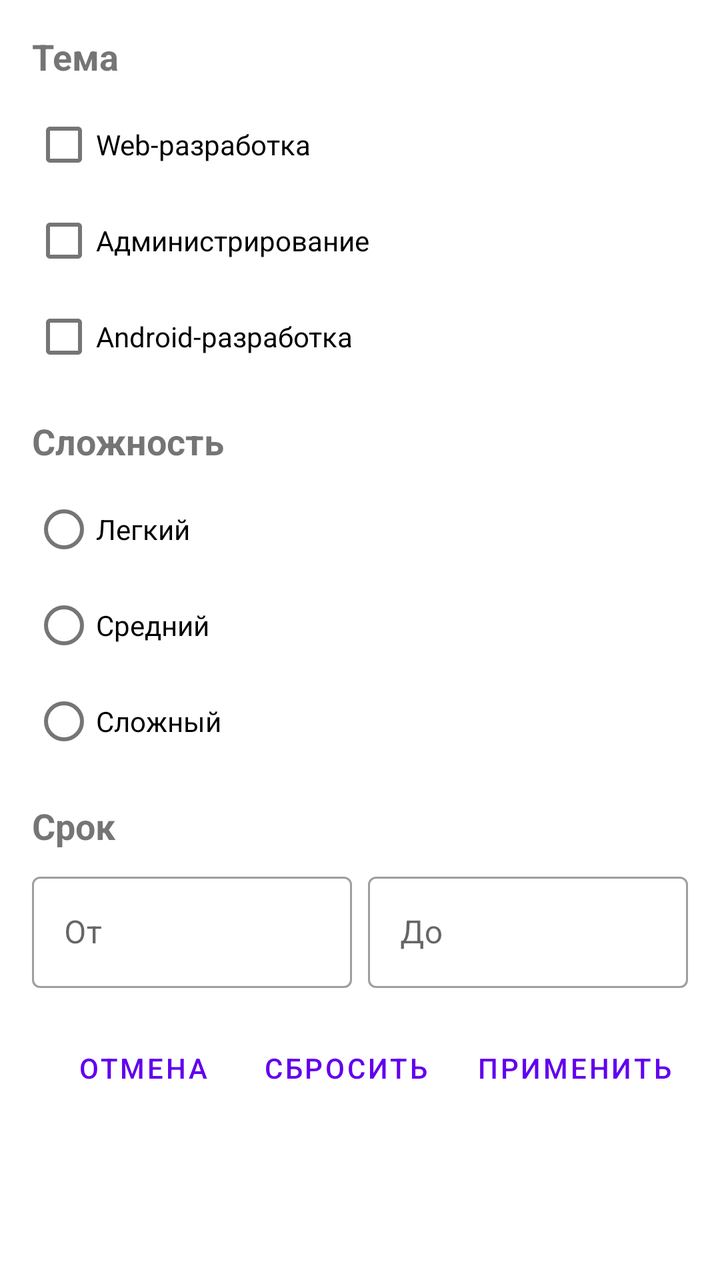
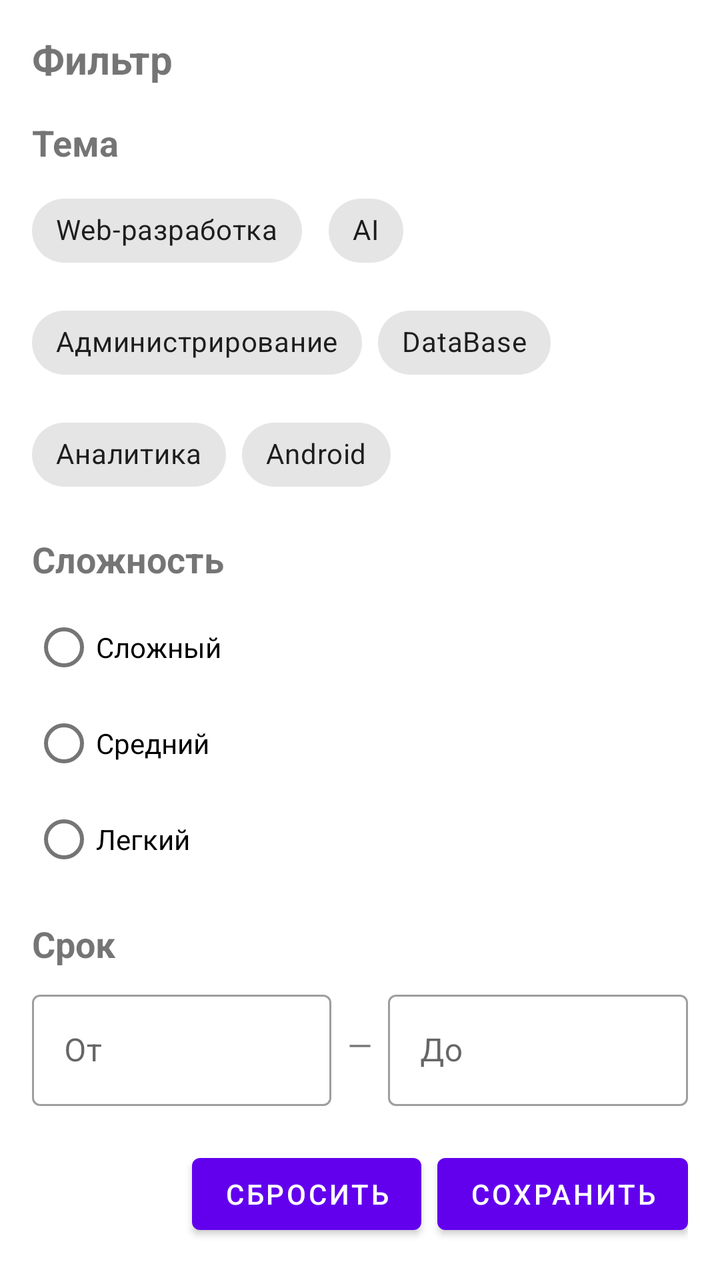

Screens rendered from an Android XML layout before and after an edit, with the pre-edit source and the edit as a unified diff.
<!-- AndroidManifest.xml: application theme Theme.MyApplication -->
<!-- res/layout/dialog_filters.xml -->
<LinearLayout xmlns:android="http://schemas.android.com/apk/res/android"
    xmlns:tools="http://schemas.android.com/tools"
    android:layout_width="match_parent"
    android:layout_height="wrap_content"
    android:orientation="vertical"
    android:padding="16dp">

    <TextView
        android:layout_width="match_parent"
        android:layout_height="wrap_content"
        android:text="Тема"
        android:textSize="18sp"
        android:textStyle="bold"
        android:paddingBottom="8dp"
        tools:ignore="HardcodedText" />

    <CheckBox
        android:id="@+id/checkboxWeb"
        android:layout_width="wrap_content"
        android:layout_height="wrap_content"
        android:text="Web-разработка"
        tools:ignore="HardcodedText" />

    <CheckBox
        android:id="@+id/checkboxAdmin"
        android:layout_width="wrap_content"
        android:layout_height="wrap_content"
        android:text="Администрирование"
        tools:ignore="HardcodedText" />

    <CheckBox
        android:id="@+id/checkboxAndroid"
        android:layout_width="wrap_content"
        android:layout_height="wrap_content"
        android:text="Android-разработка"
        tools:ignore="HardcodedText" />


    <TextView
        android:layout_width="match_parent"
        android:layout_height="wrap_content"
        android:text="Сложность"
        android:textSize="18sp"
        android:textStyle="bold"
        android:paddingTop="16dp"
        android:paddingBottom="8dp"
        tools:ignore="HardcodedText" />

    <RadioGroup
        android:id="@+id/radioGroupDifficulty"
        android:layout_width="match_parent"
        android:layout_height="wrap_content">

        <RadioButton
            android:id="@+id/radioEasy"
            android:layout_width="wrap_content"
            android:layout_height="wrap_content"
            android:text="Легкий"
            tools:ignore="HardcodedText" />

        <RadioButton
            android:id="@+id/radioMedium"
            android:layout_width="wrap_content"
            android:layout_height="wrap_content"
            android:text="Средний"
            tools:ignore="HardcodedText" />

        <RadioButton
            android:id="@+id/radioHard"
            android:layout_width="wrap_content"
            android:layout_height="wrap_content"
            android:text="Сложный"
            tools:ignore="HardcodedText" />
    </RadioGroup>

    <TextView
        android:layout_width="match_parent"
        android:layout_height="wrap_content"
        android:text="Срок"
        android:textSize="18sp"
        android:textStyle="bold"
        android:paddingTop="16dp"
        android:paddingBottom="8dp"
        tools:ignore="HardcodedText" />

    <LinearLayout
        android:layout_width="match_parent"
        android:layout_height="wrap_content"
        android:orientation="horizontal">

        <com.google.android.material.textfield.TextInputLayout
            android:id="@+id/inputLayoutDateFrom"
            android:layout_width="0dp"
            android:layout_height="wrap_content"
            android:layout_weight="1"
            style="@style/Widget.MaterialComponents.TextInputLayout.OutlinedBox"
            android:hint="От"
            tools:ignore="HardcodedText">

            <com.google.android.material.textfield.TextInputEditText
                android:id="@+id/editTextDateFrom"
                android:layout_width="match_parent"
                android:layout_height="wrap_content"/>

        </com.google.android.material.textfield.TextInputLayout>

        <View
            android:layout_width="8dp"
            android:layout_height="0dp"/>

        <com.google.android.material.textfield.TextInputLayout
            android:id="@+id/inputLayoutDateTo"
            android:layout_width="0dp"
            android:layout_height="wrap_content"
            android:layout_weight="1"
            style="@style/Widget.MaterialComponents.TextInputLayout.OutlinedBox"
            android:hint="До"
            tools:ignore="HardcodedText">

            <com.google.android.material.textfield.TextInputEditText
                android:id="@+id/editTextDateTo"
                android:layout_width="match_parent"
                android:layout_height="wrap_content"/>

        </com.google.android.material.textfield.TextInputLayout>

    </LinearLayout>

    <LinearLayout
        style="?android:attr/buttonBarStyle"
        android:layout_width="match_parent"
        android:layout_height="wrap_content"
        android:orientation="horizontal"
        android:gravity="end"
        android:paddingTop="16dp">

        <Button
            android:id="@+id/btnCancel"
            style="?android:attr/buttonBarButtonStyle"
            android:text="Отмена"
            android:layout_height="wrap_content"
            android:layout_width="wrap_content"
            tools:ignore="HardcodedText" />

        <Button
            android:id="@+id/btnReset"
            style="?android:attr/buttonBarButtonStyle"
            android:text="Сбросить"
            android:layout_height="wrap_content"
            android:layout_width="wrap_content"
            android:layout_marginStart="8dp"
            tools:ignore="HardcodedText" />

        <Button
            android:id="@+id/btnApply"
            style="?android:attr/buttonBarButtonStyle"
            android:layout_width="wrap_content"
            android:layout_height="wrap_content"
            android:text="Применить"
            android:layout_marginStart="8dp"
            tools:ignore="HardcodedText" />

    </LinearLayout>
</LinearLayout>
<!-- resources referenced by this layout -->
<resources>
  <style name="Theme.MyApplication" parent="Theme.MaterialComponents.DayNight.DarkActionBar">
          
          <item name="colorPrimary">@color/purple_500</item>
          <item name="colorPrimaryVariant">@color/purple_700</item>
          <item name="colorOnPrimary">@color/white</item>
          
          <item name="colorSecondary">@color/teal_200</item>
          <item name="colorSecondaryVariant">@color/teal_700</item>
          <item name="colorOnSecondary">@color/black</item>
          
          <item name="android:statusBarColor">?attr/colorPrimaryVariant</item>
          
      </style>
  <color name="purple_500">#FF6200EE</color>
  <color name="purple_700">#FF3700B3</color>
  <color name="white">#FFFFFFFF</color>
  <color name="teal_200">#FF03DAC5</color>
  <color name="teal_700">#FF018786</color>
  <color name="black">#FF000000</color>
</resources>

<!-- the commit's change to res/layout/dialog_filters.xml (unified diff, before → after) -->
@@ -1,9 +1,21 @@
+<?xml version="1.0" encoding="utf-8"?>
 <LinearLayout xmlns:android="http://schemas.android.com/apk/res/android"
+    xmlns:app="http://schemas.android.com/apk/res-auto"
     xmlns:tools="http://schemas.android.com/tools"
     android:layout_width="match_parent"
     android:layout_height="wrap_content"
     android:orientation="vertical"
-    android:padding="16dp">
+    android:padding="16dp"
+    android:background="@android:color/white">
+
+    <TextView
+        android:layout_width="match_parent"
+        android:layout_height="wrap_content"
+        android:text="Фильтр"
+        android:textSize="20sp"
+        android:textStyle="bold"
+        android:paddingBottom="16dp"
+        tools:ignore="HardcodedText"/>
 
     <TextView
         android:layout_width="match_parent"
@@ -12,28 +24,58 @@
         android:textSize="18sp"
         android:textStyle="bold"
         android:paddingBottom="8dp"
-        tools:ignore="HardcodedText" />
-
-    <CheckBox
-        android:id="@+id/checkboxWeb"
-        android:layout_width="wrap_content"
-        android:layout_height="wrap_content"
-        android:text="Web-разработка"
-        tools:ignore="HardcodedText" />
-
-    <CheckBox
-        android:id="@+id/checkboxAdmin"
-        android:layout_width="wrap_content"
-        android:layout_height="wrap_content"
-        android:text="Администрирование"
-        tools:ignore="HardcodedText" />
-
-    <CheckBox
-        android:id="@+id/checkboxAndroid"
-        android:layout_width="wrap_content"
-        android:layout_height="wrap_content"
-        android:text="Android-разработка"
-        tools:ignore="HardcodedText" />
+        tools:ignore="HardcodedText"/>
+
+    <com.google.android.material.chip.ChipGroup
+        android:id="@+id/chipGroupTopic"
+        android:layout_width="match_parent"
+        android:layout_height="wrap_content"
+        app:chipSpacing="8dp"
+        app:singleSelection="false">
+
+        <com.google.android.material.chip.Chip
+            android:id="@+id/chipWeb"
+            style="@style/Widget.MaterialComponents.Chip.Choice"
+            android:text="Web-разработка"
+            android:layout_height="wrap_content"
+            android:layout_width="wrap_content"/>
+
+        <com.google.android.material.chip.Chip
+            android:id="@+id/chipAI"
+            style="@style/Widget.MaterialComponents.Chip.Choice"
+            android:text="AI"
+            android:layout_height="wrap_content"
+            android:layout_width="wrap_content"/>
+
+        <com.google.android.material.chip.Chip
+            android:id="@+id/chipAdmin"
+            style="@style/Widget.MaterialComponents.Chip.Choice"
+            android:text="Администрирование"
+            android:layout_height="wrap_content"
+            android:layout_width="wrap_content"/>
+
+        <com.google.android.material.chip.Chip
+            android:id="@+id/chipDB"
+            style="@style/Widget.MaterialComponents.Chip.Choice"
+            android:text="DataBase"
+            android:layout_height="wrap_content"
+            android:layout_width="wrap_content"/>
+
+        <com.google.android.material.chip.Chip
+            android:id="@+id/chipAnalytics"
+            style="@style/Widget.MaterialComponents.Chip.Choice"
+            android:text="Аналитика"
+            android:layout_height="wrap_content"
+            android:layout_width="wrap_content"/>
+
+        <com.google.android.material.chip.Chip
+            android:id="@+id/chipAndroid"
+            style="@style/Widget.MaterialComponents.Chip.Choice"
+            android:text="Android"
+            android:layout_height="wrap_content"
+            android:layout_width="wrap_content"/>
+
+    </com.google.android.material.chip.ChipGroup>
 
 
     <TextView
@@ -44,7 +86,7 @@
         android:textStyle="bold"
         android:paddingTop="16dp"
         android:paddingBottom="8dp"
-        tools:ignore="HardcodedText" />
+        tools:ignore="HardcodedText"/>
 
     <RadioGroup
         android:id="@+id/radioGroupDifficulty"
@@ -52,27 +94,27 @@
         android:layout_height="wrap_content">
 
         <RadioButton
-            android:id="@+id/radioEasy"
-            android:layout_width="wrap_content"
-            android:layout_height="wrap_content"
-            android:text="Легкий"
-            tools:ignore="HardcodedText" />
+            android:id="@+id/radioHard"
+            android:layout_width="wrap_content"
+            android:layout_height="wrap_content"
+            android:text="Сложный" />
 
         <RadioButton
             android:id="@+id/radioMedium"
             android:layout_width="wrap_content"
             android:layout_height="wrap_content"
-            android:text="Средний"
-            tools:ignore="HardcodedText" />
+            android:text="Средний"/>
 
         <RadioButton
-            android:id="@+id/radioHard"
-            android:layout_width="wrap_content"
-            android:layout_height="wrap_content"
-            android:text="Сложный"
-            tools:ignore="HardcodedText" />
+            android:id="@+id/radioEasy"
+            android:layout_width="wrap_content"
+            android:layout_height="wrap_content"
+            android:text="Легкий"/>
+
     </RadioGroup>
 
+
+    
     <TextView
         android:layout_width="match_parent"
         android:layout_height="wrap_content"
@@ -81,7 +123,8 @@
         android:textStyle="bold"
         android:paddingTop="16dp"
         android:paddingBottom="8dp"
-        tools:ignore="HardcodedText" />
+        tools:ignore="HardcodedText"/>
+
 
     <LinearLayout
         android:layout_width="match_parent"
@@ -90,75 +133,76 @@
 
         <com.google.android.material.textfield.TextInputLayout
             android:id="@+id/inputLayoutDateFrom"
+            style="@style/Widget.MaterialComponents.TextInputLayout.OutlinedBox"
             android:layout_width="0dp"
             android:layout_height="wrap_content"
             android:layout_weight="1"
-            style="@style/Widget.MaterialComponents.TextInputLayout.OutlinedBox"
-            android:hint="От"
-            tools:ignore="HardcodedText">
+            android:hint="От">
 
             <com.google.android.material.textfield.TextInputEditText
                 android:id="@+id/editTextDateFrom"
                 android:layout_width="match_parent"
-                android:layout_height="wrap_content"/>
+                android:layout_height="wrap_content"
+                android:focusable="false"
+                android:clickable="true"
+                android:inputType="none"/>
 
         </com.google.android.material.textfield.TextInputLayout>
 
-        <View
-            android:layout_width="8dp"
-            android:layout_height="0dp"/>
-
+
+        <TextView
+            android:layout_width="wrap_content"
+            android:layout_height="match_parent"
+            android:text="  —  "
+            android:gravity="center"
+            android:textSize="16sp"/>
+
+
+        
         <com.google.android.material.textfield.TextInputLayout
             android:id="@+id/inputLayoutDateTo"
+            style="@style/Widget.MaterialComponents.TextInputLayout.OutlinedBox"
             android:layout_width="0dp"
             android:layout_height="wrap_content"
             android:layout_weight="1"
-            style="@style/Widget.MaterialComponents.TextInputLayout.OutlinedBox"
-            android:hint="До"
-            tools:ignore="HardcodedText">
+            android:hint="До">
 
             <com.google.android.material.textfield.TextInputEditText
                 android:id="@+id/editTextDateTo"
                 android:layout_width="match_parent"
-                android:layout_height="wrap_content"/>
+                android:layout_height="wrap_content"
+                android:focusable="false"
+                android:clickable="true"
+                android:inputType="none"/>
 
         </com.google.android.material.textfield.TextInputLayout>
 
     </LinearLayout>
 
+
+    
     <LinearLayout
-        style="?android:attr/buttonBarStyle"
-        android:layout_width="match_parent"
-        android:layout_height="wrap_content"
+        android:layout_width="match_parent"
+        android:layout_height="wrap_content"
+        android:gravity="end"
         android:orientation="horizontal"
-        android:gravity="end"
-        android:paddingTop="16dp">
-
-        <Button
-            android:id="@+id/btnCancel"
-            style="?android:attr/buttonBarButtonStyle"
-            android:text="Отмена"
-            android:layout_height="wrap_content"
-            android:layout_width="wrap_content"
-            tools:ignore="HardcodedText" />
+        android:paddingTop="20dp">
 
         <Button
             android:id="@+id/btnReset"
-            style="?android:attr/buttonBarButtonStyle"
+            android:layout_width="wrap_content"
+            android:layout_height="wrap_content"
             android:text="Сбросить"
-            android:layout_height="wrap_content"
-            android:layout_width="wrap_content"
-            android:layout_marginStart="8dp"
-            tools:ignore="HardcodedText" />
+            tools:ignore="HardcodedText"/>
 
         <Button
             android:id="@+id/btnApply"
-            style="?android:attr/buttonBarButtonStyle"
-            android:layout_width="wrap_content"
-            android:layout_height="wrap_content"
-            android:text="Применить"
+            android:layout_width="wrap_content"
+            android:layout_height="wrap_content"
+            android:text="Сохранить"
             android:layout_marginStart="8dp"
-            tools:ignore="HardcodedText" />
+            tools:ignore="HardcodedText"/>
 
     </LinearLayout>
+
 </LinearLayout>
